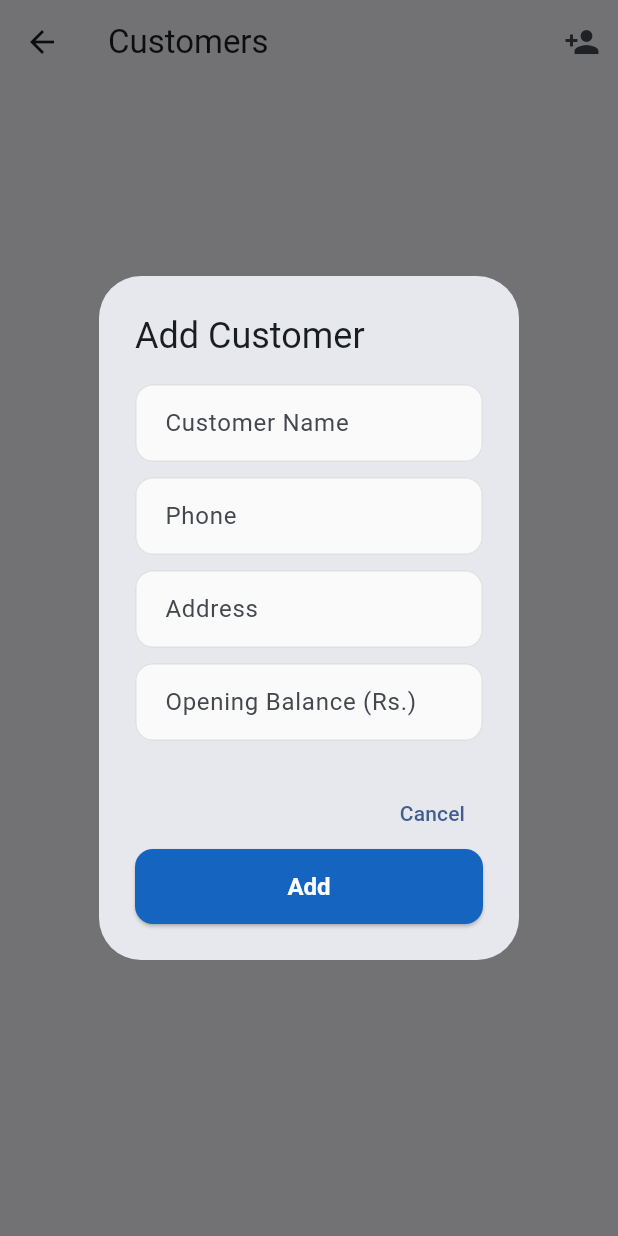
After one commit to zuraiz-01/digi_khata, a Flutter app: the CustomerScreen screen opened by its route, after a tap on the "person add" icon, on a phone screen of 412 x 824 dp. The commit adds this screen. Run offline on Flutter 3.47's test engine with Material 3 defaults, Android fonts, the phone set to English and light mode, and no system bars; our stand-ins replace cloud_firestore, firebase_auth, firebase_core; accounts and stored records are empty.

Commit message:
feat: add customers management backend

```diff
--- a/lib/main.dart
+++ b/lib/main.dart
@@ -4,10 +4,12 @@ import 'package:provider/provider.dart';
 import 'providers/auth_provider.dart';
 import 'providers/business_provider.dart';
 import 'providers/staff_provider.dart';
+import 'providers/customer_provider.dart';
 import 'screens/login_screen.dart';
 import 'screens/signup_screen.dart';
 import 'screens/business_setup_screen.dart';
 import 'screens/staff_screen.dart';
+import 'screens/customer_screen.dart';
 import 'screens/dashboard_screen.dart';
 
 void main() async {
@@ -19,6 +21,7 @@ void main() async {
         ChangeNotifierProvider(create: (_) => AppAuthProvider()),
         ChangeNotifierProvider(create: (_) => BusinessProvider()),
         ChangeNotifierProvider(create: (_) => StaffProvider()),
+        ChangeNotifierProvider(create: (_) => CustomerProvider()),
       ],
       child: const DigiKhataApp(),
     ),
@@ -80,6 +83,7 @@ class DigiKhataApp extends StatelessWidget {
         '/signup': (context) => const SignupScreen(),
         '/business-setup': (context) => const BusinessSetupScreen(),
         '/staff': (context) => const StaffScreen(),
+        '/customers': (context) => const CustomerScreen(),
         '/dashboard': (context) => const DashboardScreen(),
       },
       home: Consumer<AppAuthProvider>(
--- /dev/null
+++ b/lib/models/customer_model.dart
@@ -0,0 +1,47 @@
+class Customer {
+  final String id;
+  final String businessId;
+  final String name;
+  final String phone;
+  final String address;
+  final double openingBalance;
+  final double totalUdhaar;
+  final DateTime createdAt;
+
+  Customer({
+    required this.id,
+    required this.businessId,
+    required this.name,
+    this.phone = '',
+    this.address = '',
+    this.openingBalance = 0,
+    this.totalUdhaar = 0,
+    required this.createdAt,
+  });
+
+  Map<String, dynamic> toMap() {
+    return {
+      'id': id,
+      'businessId': businessId,
+      'name': name,
+      'phone': phone,
+      'address': address,
+      'openingBalance': openingBalance,
+      'totalUdhaar': totalUdhaar,
+      'createdAt': createdAt,
+    };
+  }
+
+  factory Customer.fromMap(Map<String, dynamic> map) {
+    return Customer(
+      id: map['id'] ?? '',
+      businessId: map['businessId'] ?? '',
+      name: map['name'] ?? '',
+      phone: map['phone'] ?? '',
+      address: map['address'] ?? '',
+      openingBalance: (map['openingBalance'] ?? 0).toDouble(),
+      totalUdhaar: (map['totalUdhaar'] ?? 0).toDouble(),
+      createdAt: (map['createdAt'] as dynamic)?.toDate() ?? DateTime.now(),
+    );
+  }
+}
--- /dev/null
+++ b/lib/providers/customer_provider.dart
@@ -0,0 +1,56 @@
+import 'package:flutter/material.dart';
+import 'package:cloud_firestore/cloud_firestore.dart';
+import '../models/customer_model.dart';
+
+class CustomerProvider extends ChangeNotifier {
+  final FirebaseFirestore _firestore = FirebaseFirestore.instance;
+
+  List<Customer> _customers = [];
+  bool _isLoading = false;
+
+  List<Customer> get customers => _customers;
+  bool get isLoading => _isLoading;
+
+  Future<void> loadCustomers(String businessId) async {
+    _isLoading = true;
+    notifyListeners();
+
+    final snapshot = await _firestore
+        .collection('businesses')
+        .doc(businessId)
+        .collection('customers')
+        .orderBy('createdAt', descending: true)
+        .get();
+
+    _customers = snapshot.docs.map((doc) => Customer.fromMap(doc.data())).toList();
+    _isLoading = false;
+    notifyListeners();
+  }
+
+  Future<void> addCustomer({
+    required String businessId,
+    required String name,
+    String phone = '',
+    String address = '',
+    double openingBalance = 0,
+  }) async {
+    final docRef = _firestore
+        .collection('businesses')
+        .doc(businessId)
+        .collection('customers')
+        .doc();
+
+    final customer = Customer(
+      id: docRef.id,
+      businessId: businessId,
+      name: name,
+      phone: phone,
+      address: address,
+      openingBalance: openingBalance,
+      createdAt: DateTime.now(),
+    );
+    await docRef.set(customer.toMap());
+    _customers.insert(0, customer);
+    notifyListeners();
+  }
+}
--- /dev/null
+++ b/lib/screens/customer_screen.dart
@@ -0,0 +1,118 @@
+import 'package:flutter/material.dart';
+import 'package:provider/provider.dart';
+import '../providers/business_provider.dart';
+import '../providers/customer_provider.dart';
+import '../widgets/custom_text_field.dart';
+
+class CustomerScreen extends StatefulWidget {
+  const CustomerScreen({super.key});
+
+  @override
+  State<CustomerScreen> createState() => _CustomerScreenState();
+}
+
+class _CustomerScreenState extends State<CustomerScreen> {
+  @override
+  void initState() {
+    super.initState();
+    _load();
+  }
+
+  void _load() {
+    final bp = context.read<BusinessProvider>();
+    if (bp.currentBusiness != null) {
+      context.read<CustomerProvider>().loadCustomers(bp.currentBusiness!.id);
+    }
+  }
+
+  void _showAddDialog() {
+    final nameCtl = TextEditingController();
+    final phoneCtl = TextEditingController();
+    final addressCtl = TextEditingController();
+    final balanceCtl = TextEditingController();
+
+    showDialog(
+      context: context,
+      builder: (ctx) => AlertDialog(
+        title: const Text('Add Customer'),
+        content: SingleChildScrollView(
+          child: Column(
+            mainAxisSize: MainAxisSize.min,
+            children: [
+              CustomTextField(controller: nameCtl, label: 'Customer Name'),
+              const SizedBox(height: 10),
+              CustomTextField(controller: phoneCtl, label: 'Phone', keyboardType: TextInputType.phone),
+              const SizedBox(height: 10),
+              CustomTextField(controller: addressCtl, label: 'Address'),
+              const SizedBox(height: 10),
+              CustomTextField(
+                controller: balanceCtl,
+                label: 'Opening Balance (Rs.)',
+                keyboardType: TextInputType.number,
+              ),
+            ],
+          ),
+        ),
+        actions: [
+          TextButton(onPressed: () => Navigator.pop(ctx), child: const Text('Cancel')),
+          ElevatedButton(
+            onPressed: () async {
+              if (nameCtl.text.trim().isEmpty) return;
+              final bp = context.read<BusinessProvider>();
+              await context.read<CustomerProvider>().addCustomer(
+                    businessId: bp.currentBusiness!.id,
+                    name: nameCtl.text.trim(),
+                    phone: phoneCtl.text.trim(),
+                    address: addressCtl.text.trim(),
+                    openingBalance: double.tryParse(balanceCtl.text.trim()) ?? 0,
+                  );
+              if (ctx.mounted) Navigator.pop(ctx);
+            },
+            child: const Text('Add'),
+          ),
+        ],
+      ),
+    );
+  }
+
+  @override
+  Widget build(BuildContext context) {
+    final cp = context.watch<CustomerProvider>();
+
+    return Scaffold(
+      appBar: AppBar(
+        title: const Text('Customers'),
+        actions: [
+          IconButton(icon: const Icon(Icons.person_add), onPressed: _showAddDialog),
+        ],
+      ),
+      body: cp.isLoading
+          ? const Center(child: CircularProgressIndicator())
+          : cp.customers.isEmpty
+              ? const Center(child: Text('No customers yet'))
+              : ListView.builder(
+                  padding: const EdgeInsets.all(16),
+                  itemCount: cp.customers.length,
+                  itemBuilder: (context, index) {
+                    final c = cp.customers[index];
+                    return Card(
+                      child: ListTile(
+                        leading: CircleAvatar(
+                          backgroundColor: Colors.blue.withValues(alpha: 0.1),
+                          child: Text(c.name[0].toUpperCase(), style: const TextStyle(color: Colors.blue)),
+                        ),
+                        title: Text(c.name),
+                        subtitle: Text(c.phone.isNotEmpty ? c.phone : 'No phone'),
+                        trailing: c.totalUdhaar > 0
+                            ? Text(
+                                'Rs. ${c.totalUdhaar.toStringAsFixed(0)}',
+                                style: const TextStyle(fontWeight: FontWeight.bold, color: Colors.red),
+                              )
+                            : null,
+                      ),
+                    );
+                  },
+                ),
+    );
+  }
+}
--- a/lib/screens/dashboard_screen.dart
+++ b/lib/screens/dashboard_screen.dart
@@ -221,7 +221,9 @@ class _DashboardScreenState extends State<DashboardScreen> {
         selectedItemColor: const Color(0xFF1565C0),
         unselectedItemColor: Colors.grey.shade400,
         currentIndex: 0,
-        onTap: (index) {},
+            onTap: (index) {
+              if (index == 1) Navigator.pushNamed(context, '/customers');
+            },
         items: const [
           BottomNavigationBarItem(icon: Icon(Icons.home_rounded), label: 'Home'),
           BottomNavigationBarItem(icon: Icon(Icons.people_rounded), label: 'Customers'),
@@ -315,6 +317,7 @@ class _QuickActionsSection extends StatelessWidget {
               label: 'Add Customer',
               icon: Icons.person_add_alt_1,
               color: Colors.blue,
+              onTap: () => Navigator.pushNamed(context, '/customers'),
             ),
             QuickActionCard(
               label: 'Add Supplier',
```
